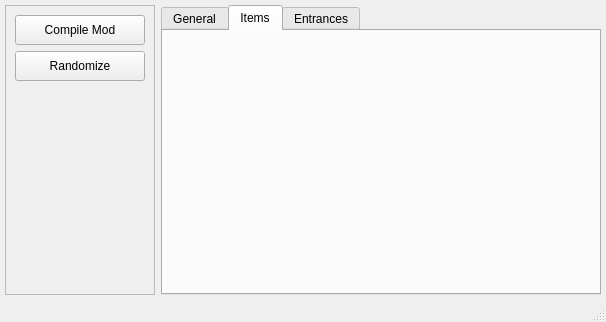
This is tools/gui/main.ui in icebound777/PMR-SeedGenerator as Qt 5 draws it before an edit. The edited form follows.
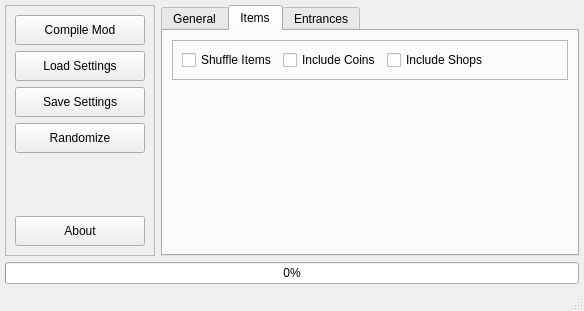
This is the edited form. The open tabs and pages were chosen to show the change.

```diff
--- a/tools/gui/main.ui
+++ b/tools/gui/main.ui
@@ -6,10 +6,16 @@
    <rect>
     <x>0</x>
     <y>0</y>
-    <width>606</width>
-    <height>322</height>
+    <width>583</width>
+    <height>311</height>
    </rect>
   </property>
+  <property name="sizePolicy">
+   <sizepolicy hsizetype="Maximum" vsizetype="Maximum">
+    <horstretch>0</horstretch>
+    <verstretch>0</verstretch>
+   </sizepolicy>
+  </property>
   <property name="windowTitle">
    <string>MainWindow</string>
   </property>
@@ -55,6 +61,32 @@
          </property>
         </widget>
        </item>
+       <item>
+        <widget class="QPushButton" name="button_load_settings">
+         <property name="minimumSize">
+          <size>
+           <width>0</width>
+           <height>30</height>
+          </size>
+         </property>
+         <property name="text">
+          <string>Load Settings</string>
+         </property>
+        </widget>
+       </item>
+       <item>
+        <widget class="QPushButton" name="button_save_settings">
+         <property name="minimumSize">
+          <size>
+           <width>0</width>
+           <height>30</height>
+          </size>
+         </property>
+         <property name="text">
+          <string>Save Settings</string>
+         </property>
+        </widget>
+       </item>
        <item>
         <widget class="QToolButton" name="button_randomize">
          <property name="sizePolicy">
@@ -87,9 +119,29 @@
          </property>
         </spacer>
        </item>
+       <item>
+        <widget class="QPushButton" name="button_about">
+         <property name="minimumSize">
+          <size>
+           <width>0</width>
+           <height>30</height>
+          </size>
+         </property>
+         <property name="text">
+          <string>About</string>
+         </property>
+        </widget>
+       </item>
       </layout>
      </widget>
     </item>
+    <item row="1" column="0" colspan="2">
+     <widget class="QProgressBar" name="progress_bar">
+      <property name="value">
+       <number>0</number>
+      </property>
+     </widget>
+    </item>
     <item row="0" column="1">
      <widget class="QTabWidget" name="tabwidget">
       <property name="currentIndex">
@@ -181,33 +233,6 @@
              </property>
             </widget>
            </item>
-          </layout>
-         </widget>
-        </item>
-        <item>
-         <widget class="QFrame" name="frame">
-          <property name="frameShape">
-           <enum>QFrame::StyledPanel</enum>
-          </property>
-          <property name="frameShadow">
-           <enum>QFrame::Raised</enum>
-          </property>
-          <layout class="QHBoxLayout" name="horizontalLayout_3">
-           <property name="spacing">
-            <number>5</number>
-           </property>
-           <property name="leftMargin">
-            <number>5</number>
-           </property>
-           <property name="topMargin">
-            <number>5</number>
-           </property>
-           <property name="rightMargin">
-            <number>5</number>
-           </property>
-           <property name="bottomMargin">
-            <number>5</number>
-           </property>
            <item>
             <widget class="QCheckBox" name="chk_replace_keys">
              <property name="sizePolicy">
@@ -217,23 +242,12 @@
               </sizepolicy>
              </property>
              <property name="text">
-              <string>Replace Duplicate Keys</string>
+              <string>Duplicate Key Replacement</string>
              </property>
             </widget>
            </item>
            <item>
-            <widget class="QLabel" name="label_2">
-             <property name="text">
-              <string>With Item ID</string>
-             </property>
-            </widget>
-           </item>
-           <item>
-            <widget class="QLineEdit" name="edit_key_replacement">
-             <property name="text">
-              <string>194</string>
-             </property>
-            </widget>
+            <widget class="QComboBox" name="combo_replace"/>
            </item>
           </layout>
          </widget>
@@ -250,28 +264,28 @@
            <item row="1" column="2">
             <widget class="QRadioButton" name="radio_damage_2">
              <property name="text">
-              <string>Damage x2</string>
+              <string>2x Damage</string>
              </property>
             </widget>
            </item>
            <item row="4" column="2">
             <widget class="QRadioButton" name="radio_ohko">
              <property name="text">
-              <string>One-Hit KO</string>
+              <string>One-Hit KO's</string>
              </property>
             </widget>
            </item>
            <item row="2" column="2">
             <widget class="QRadioButton" name="radio_damage_4">
              <property name="text">
-              <string>Damage x4</string>
+              <string>4x Damage</string>
              </property>
             </widget>
            </item>
            <item row="0" column="2">
             <widget class="QRadioButton" name="radio_damage_1">
              <property name="text">
-              <string>Normal Damage</string>
+              <string>1x Damage</string>
              </property>
              <property name="checked">
               <bool>true</bool>
@@ -335,6 +349,67 @@
        <attribute name="title">
         <string>Items</string>
        </attribute>
+       <layout class="QVBoxLayout" name="verticalLayout_2">
+        <item>
+         <widget class="QFrame" name="frame">
+          <property name="frameShape">
+           <enum>QFrame::StyledPanel</enum>
+          </property>
+          <property name="frameShadow">
+           <enum>QFrame::Raised</enum>
+          </property>
+          <layout class="QHBoxLayout" name="horizontalLayout">
+           <item>
+            <widget class="QCheckBox" name="chk_shuffle_items">
+             <property name="text">
+              <string>Shuffle Items</string>
+             </property>
+            </widget>
+           </item>
+           <item>
+            <widget class="QCheckBox" name="chk_include_coins">
+             <property name="text">
+              <string>Include Coins</string>
+             </property>
+            </widget>
+           </item>
+           <item>
+            <widget class="QCheckBox" name="chk_include_shops">
+             <property name="text">
+              <string>Include Shops</string>
+             </property>
+            </widget>
+           </item>
+           <item>
+            <spacer name="horizontalSpacer">
+             <property name="orientation">
+              <enum>Qt::Horizontal</enum>
+             </property>
+             <property name="sizeHint" stdset="0">
+              <size>
+               <width>40</width>
+               <height>20</height>
+              </size>
+             </property>
+            </spacer>
+           </item>
+          </layout>
+         </widget>
+        </item>
+        <item>
+         <spacer name="verticalSpacer_3">
+          <property name="orientation">
+           <enum>Qt::Vertical</enum>
+          </property>
+          <property name="sizeHint" stdset="0">
+           <size>
+            <width>20</width>
+            <height>40</height>
+           </size>
+          </property>
+         </spacer>
+        </item>
+       </layout>
       </widget>
       <widget class="QWidget" name="tab_entrances">
        <attribute name="title">
@@ -350,7 +425,7 @@
     <rect>
      <x>0</x>
      <y>0</y>
-     <width>606</width>
+     <width>583</width>
      <height>21</height>
     </rect>
    </property>
```
